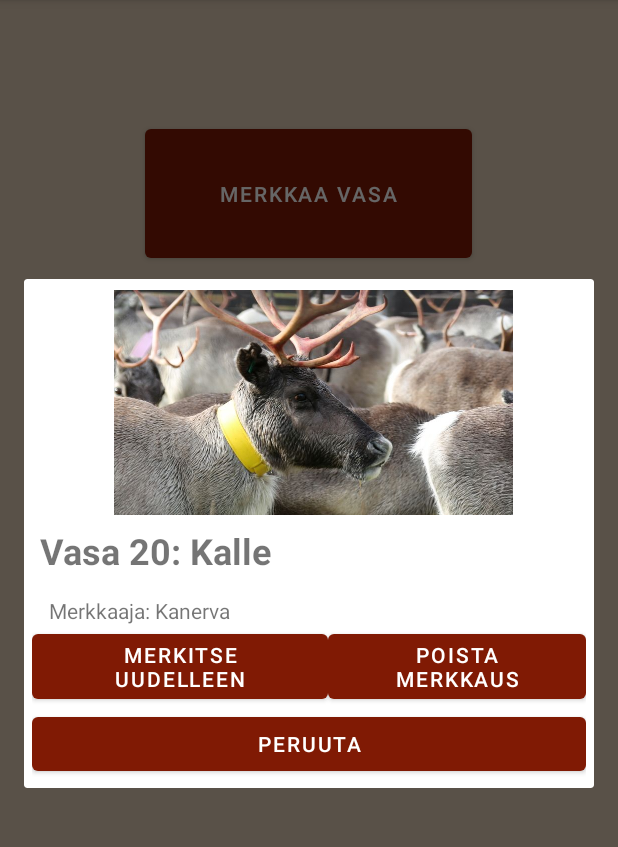
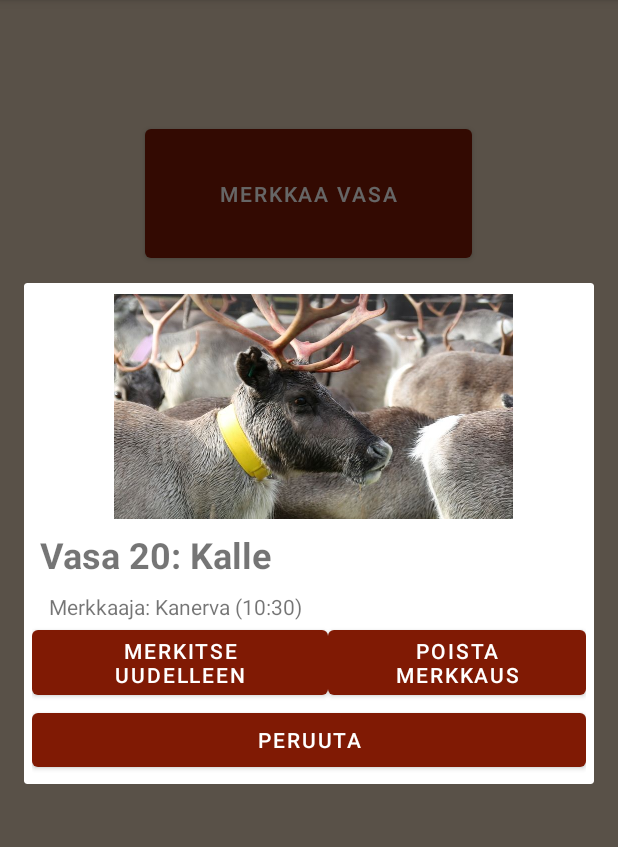
Before and after one commit to nopelius/CustomAlertDialog, an Android app: the screen it shows after launch (MainActivity), after a tap on "MERKKAA UUDELLEEN TAI POISTA", on a phone screen of 412 x 824 dp, the part 84-931 px from its top. Run offline under Robolectric (Android 15) with nearby library versions, the phone set to English and light mode, and no system bars.

Commit message:
Add mark time

```diff
--- a/app/src/main/java/com/example/customalertdialog/dialogs/RemarkOrRemoveDialogFragment.java
+++ b/app/src/main/java/com/example/customalertdialog/dialogs/RemarkOrRemoveDialogFragment.java
@@ -60,7 +60,7 @@ public class RemarkOrRemoveDialogFragment extends DialogFragment {
         txt.setText("Vasa " + mark.getDeerNumber() + ": " + mark.getOwner());
 
         TextView markerTxt = mView.findViewById(R.id.markerInfo);
-        markerTxt.setText("Merkkaaja: " + mark.getMarker());
+        markerTxt.setText("Merkkaaja: " + mark.getMarker() + " (" + mark.getTime() + ")");
 
         Button remarkButton = mView.findViewById(R.id.remarkButton);
         remarkButton.setOnClickListener(v -> {
--- a/app/src/main/java/com/example/customalertdialog/dialogs/SearchDialogFragment.java
+++ b/app/src/main/java/com/example/customalertdialog/dialogs/SearchDialogFragment.java
@@ -163,11 +163,12 @@ public class SearchDialogFragment extends DialogFragment {
 
     private void listenToChangeDeer(MarkList markList, int deerNumber) {
         EarMarkImageSelector earMarkImageSelector = new EarMarkImageSelector();
+        Mark mark = markList.findMarkWithNumber(deerNumber);
         String owner = markList.findMarkWithNumber(deerNumber).getOwner();
         String marker = markList.findMarkWithNumber(deerNumber).getMarker();
         image.setImageResource(earMarkImageSelector.getEarMarkImage(owner));
-        txt.setText(deerNumber + ": " + owner);
-        markerInfo.setText("Merkkaaja: " + marker);
+        txt.setText(deerNumber + ": " + mark.getOwner());
+        markerInfo.setText("Merkkaaja: " + mark.getMarker() + " (" + mark.getTime() + ")");
         searchButton.setEnabled(true);
         searchButton.setText("Muokkaa");
 
--- a/app/src/main/java/com/example/customalertdialog/entities/Mark.java
+++ b/app/src/main/java/com/example/customalertdialog/entities/Mark.java
@@ -1,17 +1,23 @@
 package com.example.customalertdialog.entities;
 
 import java.io.Serializable;
+import java.text.SimpleDateFormat;
+import java.util.Calendar;
+import java.util.Locale;
 
 public class Mark implements Serializable {
 
     String owner;
     String marker;
+    String markTime;
     int deerNumber;
 
     public Mark(String owner, String marker, int deerNumber){
         this.owner = owner;
         this.marker = marker;
         this.deerNumber = deerNumber;
+        SimpleDateFormat simpleDateFormat = new SimpleDateFormat("HH:mm", Locale.US);
+        markTime = simpleDateFormat.format(Calendar.getInstance().getTime());
     }
 
     public int getDeerNumber() {
@@ -24,4 +30,6 @@ public class Mark implements Serializable {
 
     public String getMarker() { return marker; }
 
+    public String getTime() { return markTime; }
+
 }
--- a/app/src/main/res/layout/remark_or_remove_dialog.xml
+++ b/app/src/main/res/layout/remark_or_remove_dialog.xml
@@ -27,7 +27,7 @@
         android:layout_gravity="center"
         android:layout_marginStart="5dp"
         android:layout_marginTop="7dp"
-        android:layout_marginBottom="10dp"
+        android:layout_marginBottom="5dp"
         android:text="Vasa X: Vasaaja"
         android:textSize="24sp"
         android:textStyle="bold" />
@@ -40,7 +40,7 @@
         android:layout_alignParentStart="true"
         android:layout_centerHorizontal="true"
         android:layout_marginStart="11dp"
-        android:layout_marginTop="4dp"
+        android:layout_marginTop="3dp"
         android:text="Merkkaaja: MerkkiMarkki" />
     <LinearLayout
         android:id="@+id/actionsWrap"
```
